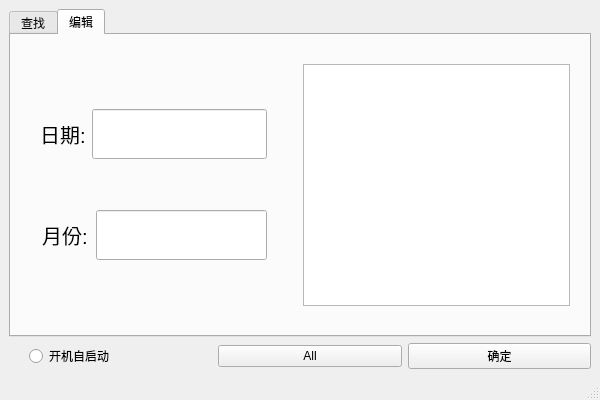
Jin-Watis/BirthdayRemind, file change/Window.ui: the form before one commit.
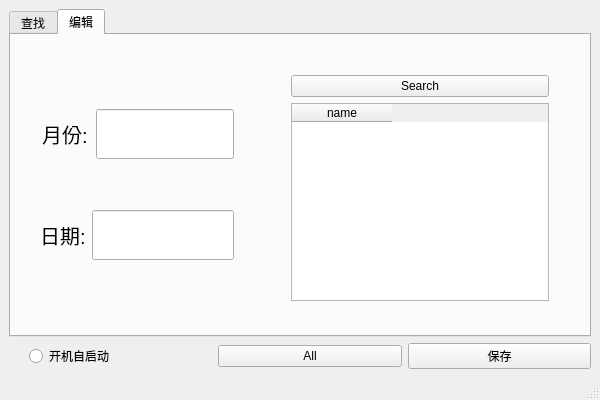
The form after the commit. The open tabs and pages were chosen to show the change.

```diff
--- a/change/Window.ui
+++ b/change/Window.ui
@@ -197,67 +197,6 @@
             </property>
             <item>
              <layout class="QVBoxLayout" name="verticalLayout_2">
-              <item>
-               <layout class="QHBoxLayout" name="DayFrme">
-                <property name="leftMargin">
-                 <number>10</number>
-                </property>
-                <property name="rightMargin">
-                 <number>30</number>
-                </property>
-                <item>
-                 <widget class="QLabel" name="DSh">
-                  <property name="minimumSize">
-                   <size>
-                    <width>0</width>
-                    <height>0</height>
-                   </size>
-                  </property>
-                  <property name="maximumSize">
-                   <size>
-                    <width>100</width>
-                    <height>16777215</height>
-                   </size>
-                  </property>
-                  <property name="font">
-                   <font>
-                    <pointsize>15</pointsize>
-                   </font>
-                  </property>
-                  <property name="mouseTracking">
-                   <bool>false</bool>
-                  </property>
-                  <property name="text">
-                   <string>日期:</string>
-                  </property>
-                  <property name="alignment">
-                   <set>Qt::AlignCenter</set>
-                  </property>
-                 </widget>
-                </item>
-                <item>
-                 <widget class="QLineEdit" name="DIn">
-                  <property name="minimumSize">
-                   <size>
-                    <width>0</width>
-                    <height>50</height>
-                   </size>
-                  </property>
-                  <property name="maximumSize">
-                   <size>
-                    <width>16777215</width>
-                    <height>16777215</height>
-                   </size>
-                  </property>
-                  <property name="font">
-                   <font>
-                    <pointsize>12</pointsize>
-                   </font>
-                  </property>
-                 </widget>
-                </item>
-               </layout>
-              </item>
               <item>
                <layout class="QHBoxLayout" name="MonthFrme">
                 <property name="leftMargin">
@@ -319,10 +258,116 @@
                 </item>
                </layout>
               </item>
+              <item>
+               <layout class="QHBoxLayout" name="DayFrme">
+                <property name="leftMargin">
+                 <number>10</number>
+                </property>
+                <property name="rightMargin">
+                 <number>30</number>
+                </property>
+                <item>
+                 <widget class="QLabel" name="DSh">
+                  <property name="minimumSize">
+                   <size>
+                    <width>0</width>
+                    <height>0</height>
+                   </size>
+                  </property>
+                  <property name="maximumSize">
+                   <size>
+                    <width>100</width>
+                    <height>16777215</height>
+                   </size>
+                  </property>
+                  <property name="font">
+                   <font>
+                    <pointsize>15</pointsize>
+                   </font>
+                  </property>
+                  <property name="mouseTracking">
+                   <bool>false</bool>
+                  </property>
+                  <property name="text">
+                   <string>日期:</string>
+                  </property>
+                  <property name="alignment">
+                   <set>Qt::AlignCenter</set>
+                  </property>
+                 </widget>
+                </item>
+                <item>
+                 <widget class="QLineEdit" name="DIn">
+                  <property name="minimumSize">
+                   <size>
+                    <width>0</width>
+                    <height>50</height>
+                   </size>
+                  </property>
+                  <property name="maximumSize">
+                   <size>
+                    <width>16777215</width>
+                    <height>16777215</height>
+                   </size>
+                  </property>
+                  <property name="font">
+                   <font>
+                    <pointsize>12</pointsize>
+                   </font>
+                  </property>
+                 </widget>
+                </item>
+               </layout>
+              </item>
              </layout>
             </item>
             <item>
-             <widget class="QTableWidget" name="tableWidget"/>
+             <widget class="QFrame" name="frame">
+              <property name="minimumSize">
+               <size>
+                <width>300</width>
+                <height>0</height>
+               </size>
+              </property>
+              <widget class="QWidget" name="layoutWidget">
+               <property name="geometry">
+                <rect>
+                 <x>21</x>
+                 <y>11</y>
+                 <width>258</width>
+                 <height>226</height>
+                </rect>
+               </property>
+               <layout class="QVBoxLayout" name="verticalLayout_4">
+                <item>
+                 <layout class="QHBoxLayout" name="horizontalLayout_2">
+                  <item>
+                   <widget class="QPushButton" name="SEARCHBYDATE">
+                    <property name="minimumSize">
+                     <size>
+                      <width>70</width>
+                      <height>0</height>
+                     </size>
+                    </property>
+                    <property name="text">
+                     <string>Search</string>
+                    </property>
+                   </widget>
+                  </item>
+                 </layout>
+                </item>
+                <item>
+                 <widget class="QTableWidget" name="NAME_SHOW">
+                  <column>
+                   <property name="text">
+                    <string>name</string>
+                   </property>
+                  </column>
+                 </widget>
+                </item>
+               </layout>
+              </widget>
+             </widget>
             </item>
            </layout>
           </item>
@@ -352,7 +397,7 @@
         <item>
          <widget class="QPushButton" name="MakeSure">
           <property name="text">
-           <string>确定</string>
+           <string>保存</string>
           </property>
          </widget>
         </item>
```
Left out of the diff: 7 changed lines with no effect on the pictures.
